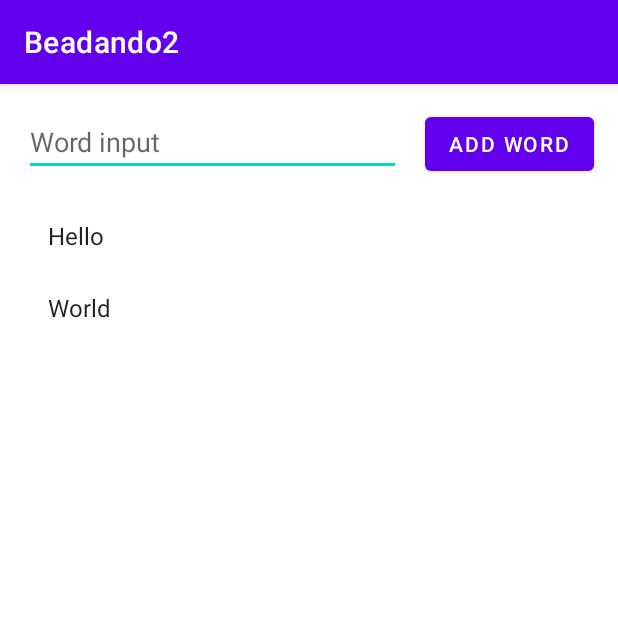
After one commit to Trapzor/MobilProgramozas2, an Android app: the RoomActivity screen opened directly, with no data from a screen before it, on a phone screen of 412 x 824 dp, the top half of it. The commit adds this screen. Run offline under Robolectric (Android 15) with nearby library versions, the phone set to English and light mode, and no system bars; our stand-ins replace Room's generated code.

Commit message:
Create Room

```diff
--- /dev/null
+++ b/Beadando2/app/src/main/java/com/example/beadando2/Room/RoomActivity.java
@@ -0,0 +1,70 @@
+package com.example.beadando2.Room;
+
+import static android.content.ContentValues.TAG;
+
+import androidx.annotation.NonNull;
+import androidx.appcompat.app.AppCompatActivity;
+import androidx.lifecycle.Observer;
+import androidx.lifecycle.ViewModel;
+import androidx.lifecycle.ViewModelProvider;
+import androidx.recyclerview.widget.LinearLayoutManager;
+import androidx.recyclerview.widget.RecyclerView;
+import androidx.room.Room;
+
+import android.os.Bundle;
+import android.util.Log;
+import android.view.View;
+import android.widget.Button;
+import android.widget.EditText;
+
+import com.example.beadando2.R;
+
+import java.util.List;
+
+public class RoomActivity extends AppCompatActivity {
+
+    EditText roomAddText;
+    Button roomAddButton;
+    RecyclerView roomRView;
+
+    WordViewModel mWordViewModel;
+
+    @Override
+    protected void onCreate(Bundle savedInstanceState) {
+        super.onCreate(savedInstanceState);
+        setContentView(R.layout.activity_room);
+
+        roomAddText = findViewById(R.id.roomEditText);
+        roomAddButton = findViewById(R.id.roomAddWordButton);
+
+        roomRView = findViewById(R.id.roomRecyclerView);
+
+        final WordListAdapter adapter = new WordListAdapter(this);
+        roomRView.setAdapter(adapter);
+        roomRView.setLayoutManager(new LinearLayoutManager(this));
+
+        mWordViewModel = new ViewModelProvider(this,
+                new ViewModelProvider.Factory() {
+                    @NonNull
+                    @Override
+                    public <T extends ViewModel> T create(@NonNull Class<T> modelClass) {
+                        return (T) new WordViewModel(getApplication());
+                    }
+                }).get(WordViewModel.class);
+
+        mWordViewModel.getmAllWords().observe(this, new Observer<List<Word>>() {
+            @Override
+            public void onChanged(List<Word> words) {
+                adapter.setWords(words);
+            }
+        });
+
+        roomAddButton.setOnClickListener(new View.OnClickListener() {
+            @Override
+            public void onClick(View view) {
+                Word word = new Word(roomAddText.getText().toString());
+                mWordViewModel.insert(word);
+            }
+        });
+    }
+}
--- /dev/null
+++ b/Beadando2/app/src/main/java/com/example/beadando2/Room/Word.java
@@ -0,0 +1,24 @@
+package com.example.beadando2.Room;
+
+import androidx.annotation.NonNull;
+import androidx.room.ColumnInfo;
+import androidx.room.Entity;
+import androidx.room.PrimaryKey;
+
+@Entity(tableName = "word_table")
+public class Word {
+
+    public Word(@NonNull String mWord) {
+        this.mWord = mWord;
+    }
+
+    @PrimaryKey
+    @NonNull
+    @ColumnInfo(name = "word")
+    private String mWord;
+
+    @NonNull
+    public String getMWord() {
+        return mWord;
+    }
+}
--- /dev/null
+++ b/Beadando2/app/src/main/java/com/example/beadando2/Room/WordDao.java
@@ -0,0 +1,22 @@
+package com.example.beadando2.Room;
+
+import androidx.lifecycle.LiveData;
+import androidx.room.Dao;
+import androidx.room.Insert;
+import androidx.room.OnConflictStrategy;
+import androidx.room.Query;
+
+import java.util.List;
+
+@Dao
+public interface WordDao {
+
+    @Insert(onConflict = OnConflictStrategy.IGNORE)
+    void insert(Word word);
+
+    @Query("DELETE FROM word_table")
+    void deleteAll();
+
+    @Query("SELECT * from word_table ORDER BY word ASC")
+    LiveData<List<Word>> getAlphabetizedWords();
+}
--- /dev/null
+++ b/Beadando2/app/src/main/java/com/example/beadando2/Room/WordListAdapter.java
@@ -0,0 +1,62 @@
+package com.example.beadando2.Room;
+
+import android.content.Context;
+import android.view.LayoutInflater;
+import android.view.View;
+import android.view.ViewGroup;
+import android.widget.TextView;
+
+import androidx.annotation.NonNull;
+import androidx.recyclerview.widget.RecyclerView;
+
+import java.util.List;
+
+public class WordListAdapter extends RecyclerView.Adapter<WordListAdapter.WordViewHolder> {
+
+    class WordViewHolder extends RecyclerView.ViewHolder{
+        final TextView wordItemView;
+
+        WordViewHolder(View itemView){
+            super(itemView);
+            wordItemView = itemView.findViewById(android.R.id.text1);
+        }
+    }
+
+    private LayoutInflater mInflater;
+    private List<Word> mWords;
+
+    WordListAdapter(Context context){
+        mInflater = LayoutInflater.from(context);
+    }
+
+    @NonNull
+    @Override
+    public WordViewHolder onCreateViewHolder(@NonNull ViewGroup parent, int viewType) {
+        View itemView = mInflater.inflate(android.R.layout.simple_list_item_1, parent, false);
+        return new WordViewHolder(itemView);
+    }
+
+    @Override
+    public void onBindViewHolder(@NonNull WordViewHolder holder, int position) {
+        if(mWords != null){
+            Word current = mWords.get(position);
+            holder.wordItemView.setText(current.getMWord());
+        }else{
+            holder.wordItemView.setText("No Word");
+        }
+    }
+
+    void setWords(List<Word> words){
+        mWords = words;
+        notifyDataSetChanged();
+    }
+
+    @Override
+    public int getItemCount() {
+        if(mWords != null)
+            return mWords.size();
+        else
+            return 0;
+    }
+
+}
--- /dev/null
+++ b/Beadando2/app/src/main/java/com/example/beadando2/Room/WordRepository.java
@@ -0,0 +1,30 @@
+package com.example.beadando2.Room;
+
+import android.content.Context;
+
+import androidx.lifecycle.LiveData;
+
+import java.util.List;
+
+public class WordRepository {
+
+    WordDao mWordDao;
+    private LiveData<List<Word>> mAllWords;
+
+    WordRepository(Context context){
+        WordRoomDatabase db = WordRoomDatabase.getDatabase(context);
+        mWordDao = db.wordDao();
+        mAllWords = mWordDao.getAlphabetizedWords();
+    }
+
+    LiveData<List<Word>> getAllWords(){
+            return mAllWords;
+    }
+
+    void insert(Word word){
+        WordRoomDatabase.databaseWriteExecutor.execute(() -> {
+            mWordDao.insert(word);
+        });
+    }
+
+}
--- /dev/null
+++ b/Beadando2/app/src/main/java/com/example/beadando2/Room/WordViewModel.java
@@ -0,0 +1,31 @@
+package com.example.beadando2.Room;
+
+import android.app.Application;
+
+import androidx.annotation.NonNull;
+import androidx.lifecycle.AndroidViewModel;
+import androidx.lifecycle.LiveData;
+
+import java.util.List;
+
+public class WordViewModel extends AndroidViewModel {
+
+    public WordViewModel(@NonNull Application application) {
+        super(application);
+        mRepository = new WordRepository(application);
+        mAllWords = mRepository.getAllWords();
+
+    }
+
+    LiveData<List<Word>> mAllWords;
+    WordRepository mRepository;
+
+    LiveData<List<Word>> getmAllWords(){
+        return mAllWords;
+    }
+
+    public void insert(Word word) {
+        mRepository.insert(word);
+    }
+
+}
--- /dev/null
+++ b/Beadando2/app/src/main/res/layout/activity_room.xml
@@ -0,0 +1,52 @@
+<?xml version="1.0" encoding="utf-8"?>
+<androidx.constraintlayout.widget.ConstraintLayout xmlns:android="http://schemas.android.com/apk/res/android"
+    xmlns:app="http://schemas.android.com/apk/res-auto"
+    xmlns:tools="http://schemas.android.com/tools"
+    android:layout_width="match_parent"
+    android:layout_height="match_parent"
+    tools:context=".Room.RoomActivity">
+
+    <Button
+        android:id="@+id/roomAddWordButton"
+        android:layout_width="wrap_content"
+        android:layout_height="wrap_content"
+        android:layout_marginTop="16dp"
+        android:layout_marginEnd="16dp"
+        android:layout_marginRight="16dp"
+        android:text="ADD WORD"
+        app:layout_constraintEnd_toEndOf="parent"
+        app:layout_constraintTop_toTopOf="parent" />
+
+    <EditText
+        android:id="@+id/roomEditText"
+        android:layout_width="0dp"
+        android:layout_height="wrap_content"
+        android:layout_marginStart="16dp"
+        android:layout_marginLeft="16dp"
+        android:layout_marginTop="16dp"
+        android:layout_marginEnd="16dp"
+        android:layout_marginRight="16dp"
+        android:ems="10"
+        android:hint="Word input"
+        android:inputType="textPersonName|text"
+        app:layout_constraintEnd_toStartOf="@+id/roomAddWordButton"
+        app:layout_constraintStart_toStartOf="parent"
+        app:layout_constraintTop_toTopOf="parent" />
+
+    <androidx.recyclerview.widget.RecyclerView
+        android:id="@+id/roomRecyclerView"
+        android:layout_width="0dp"
+        android:layout_height="0dp"
+        android:layout_marginStart="16dp"
+        android:layout_marginLeft="16dp"
+        android:layout_marginTop="16dp"
+        android:layout_marginEnd="16dp"
+        android:layout_marginRight="16dp"
+        android:layout_marginBottom="16dp"
+        app:layout_constraintBottom_toBottomOf="parent"
+        app:layout_constraintEnd_toEndOf="parent"
+        app:layout_constraintHorizontal_bias="0.0"
+        app:layout_constraintStart_toStartOf="parent"
+        app:layout_constraintTop_toBottomOf="@+id/roomEditText"
+        app:layout_constraintVertical_bias="1.0" />
+</androidx.constraintlayout.widget.ConstraintLayout>
```
Also changed, not shown: Beadando2/app/build.gradle (+7 -0 lines), Beadando2/app/src/main/AndroidManifest.xml (+6 -3 lines), Beadando2/app/src/main/java/com/example/beadando2/MainActivity.java (+13 -1 lines), Beadando2/app/src/main/java/com/example/beadando2/Room/WordRoomDatabase.java (added, +55 -0 lines), Beadando2/app/src/main/res/layout/activity_main.xml (+11 -0 lines).
